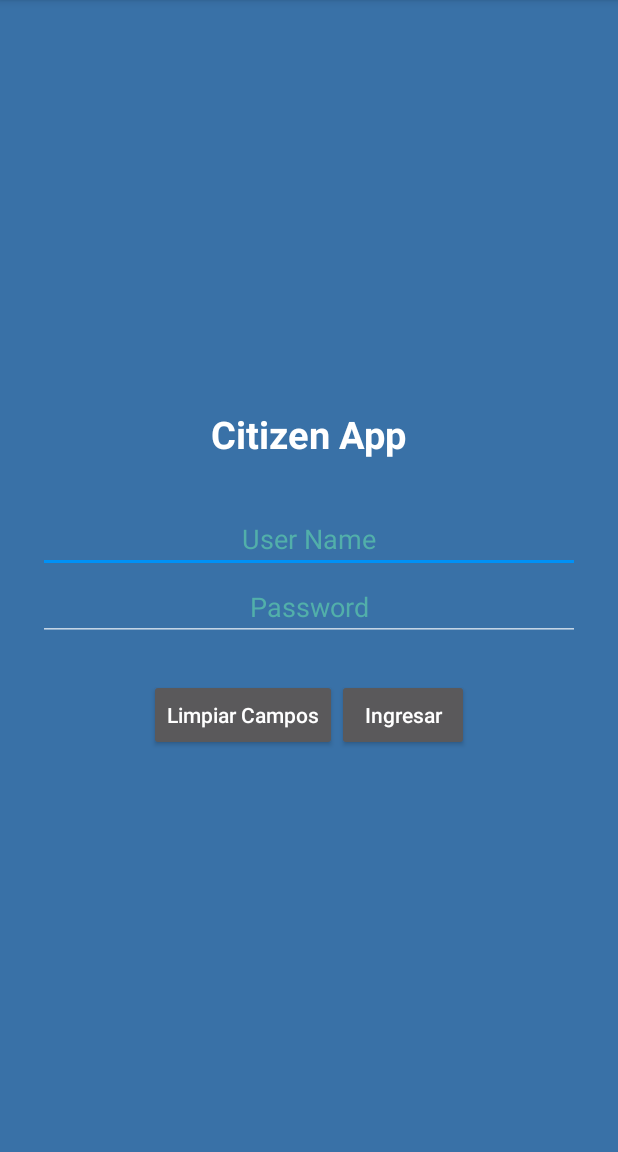
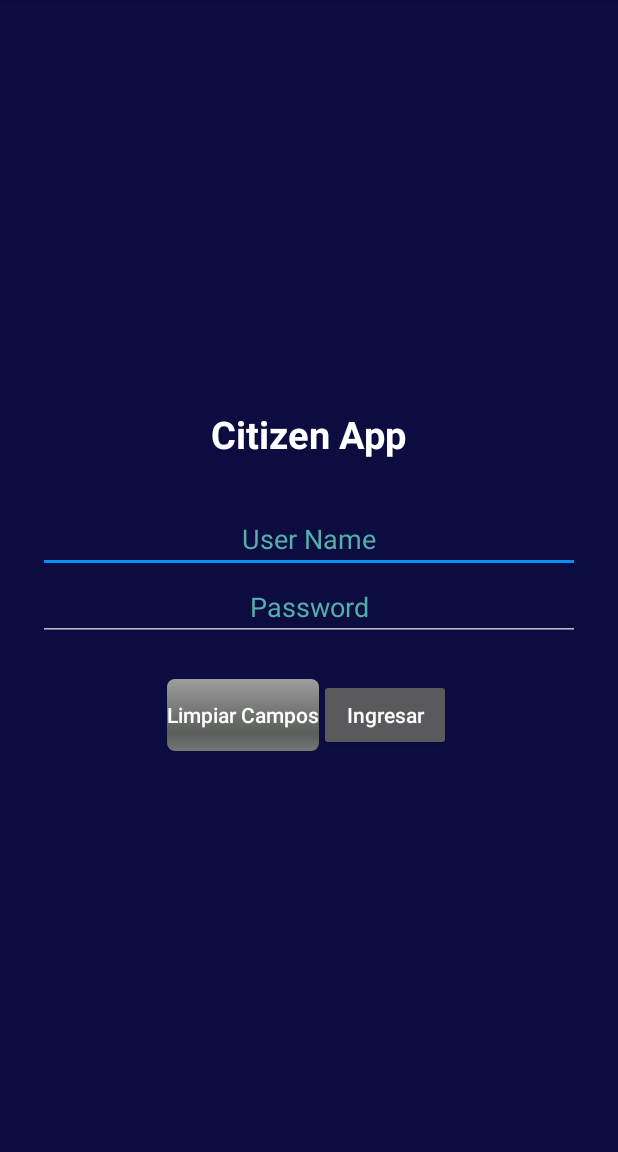
Before and after one commit to Rodrigo2202/LoginU, an Android app: the screen it shows after launch (MainActivity), on a phone screen of 412 x 824 dp, the part 84-1236 px from its top. Run offline under Robolectric (Android 15) with nearby library versions, the phone set to English and light mode, and no system bars.

Commit message:
Probando el primer Commit

```diff
--- a/app/src/main/res/layout/activity_main.xml
+++ b/app/src/main/res/layout/activity_main.xml
@@ -11,10 +11,10 @@
         android:id="@+id/ll_main_layout"
         android:layout_width="match_parent"
         android:layout_height="match_parent"
+        android:background="#D3050546"
         android:gravity="center"
-        android:background="#3971A7"
-        android:padding="25dp"
-        android:orientation="vertical">
+        android:orientation="vertical"
+        android:padding="25dp">
 
         <TextView
             android:layout_width="wrap_content"
@@ -27,37 +27,38 @@
 
         <EditText
             android:id="@+id/et_user_name"
-            android:hint="@string/user_name"
-            android:textColor="@color/MiColor"
-            android:textColorHint="#52afaa"
-            android:textAlignment="center"
             android:layout_width="match_parent"
             android:layout_height="wrap_content"
-            />
+            android:hint="@string/user_name"
+            android:textAlignment="center"
+            android:textColor="@color/MiColor"
+            android:textColorHint="#52afaa" />
 
         <EditText
             android:id="@+id/et_password"
-            android:hint="Password"
-            android:textColor="@color/MiColor"
-            android:textColorHint="#52afaa"
-            android:textAlignment="center"
-            android:inputType="textPassword"
             android:layout_width="match_parent"
             android:layout_height="wrap_content"
-            android:importantForAutofill="no" />
+            android:hint="Password"
+            android:importantForAutofill="no"
+            android:inputType="textPassword"
+            android:textAlignment="center"
+            android:textColor="@color/MiColor"
+            android:textColorHint="#52afaa" />
 
         <LinearLayout
             android:layout_width="match_parent"
             android:layout_height="wrap_content"
             android:gravity="center"
-            android:padding="25dp"
-            android:orientation="horizontal">
+            android:orientation="horizontal"
+            android:padding="25dp">
+
             <Button
                 android:id="@+id/btn_reset"
+                android:layout_width="wrap_content"
+                android:layout_height="wrap_content"
+                android:background="@android:drawable/progress_horizontal"
                 android:text="Limpiar Campos"
                 android:textAllCaps="false"
-                android:layout_width="wrap_content"
-                android:layout_height="wrap_content"
                 tools:ignore="ButtonStyle" />
 
             <Button
```
